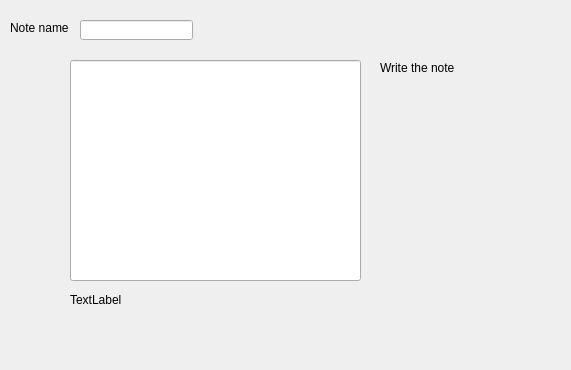
Above: gui_note_window.ui from zgjimzhubajj/Student-Assistant before the change; both pictures show x 0 to 571 and y 0 to 370 of the 800 by 600 pixel window. Below: the same form after it.
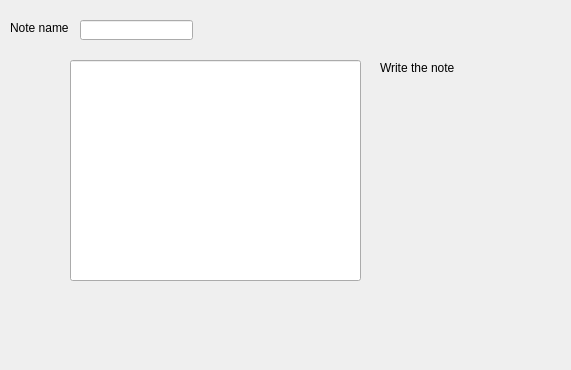
That is the form after the change.

```diff
--- a/gui_note_window.ui
+++ b/gui_note_window.ui
@@ -19,7 +19,7 @@
      <rect>
       <x>380</x>
       <y>60</y>
-      <width>81</width>
+      <width>101</width>
       <height>16</height>
      </rect>
     </property>
@@ -70,7 +70,7 @@
      </rect>
     </property>
     <property name="text">
-     <string>TextLabel</string>
+     <string/>
     </property>
    </widget>
    <widget class="QPushButton" name="btn_save">
```
